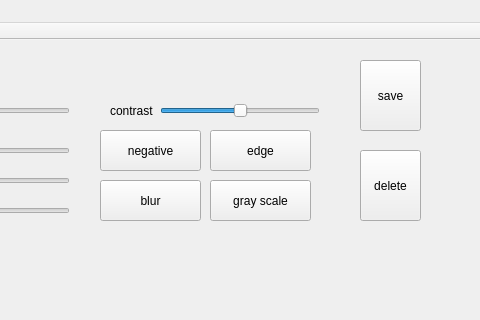
Old version of the form mainwindow.ui in the repository austin9900030/photoshop; both pictures show x 160 to 640 and y 0 to 320 of the 763 by 717 pixel window.
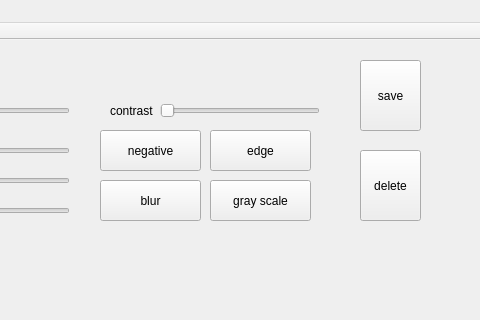
New version of the form.

```diff
--- a/mainwindow.ui
+++ b/mainwindow.ui
@@ -217,10 +217,10 @@
      </rect>
     </property>
     <property name="minimum">
-     <number>-255</number>
+     <number>0</number>
     </property>
     <property name="maximum">
-     <number>255</number>
+     <number>100</number>
     </property>
     <property name="orientation">
      <enum>Qt::Horizontal</enum>
```
